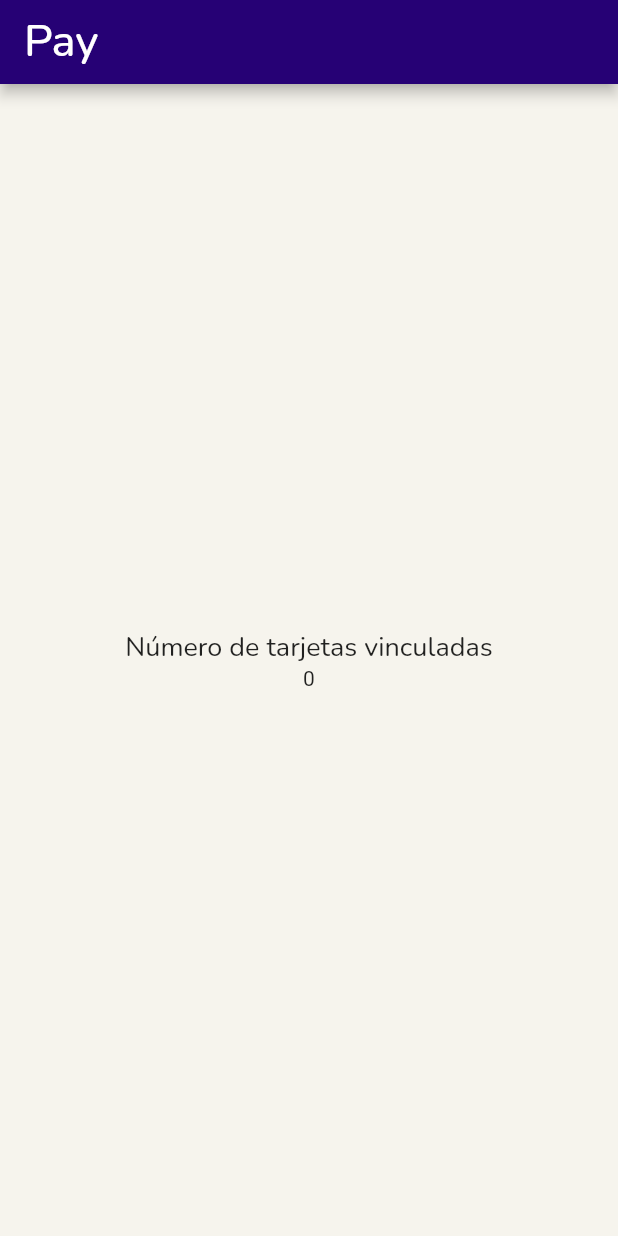
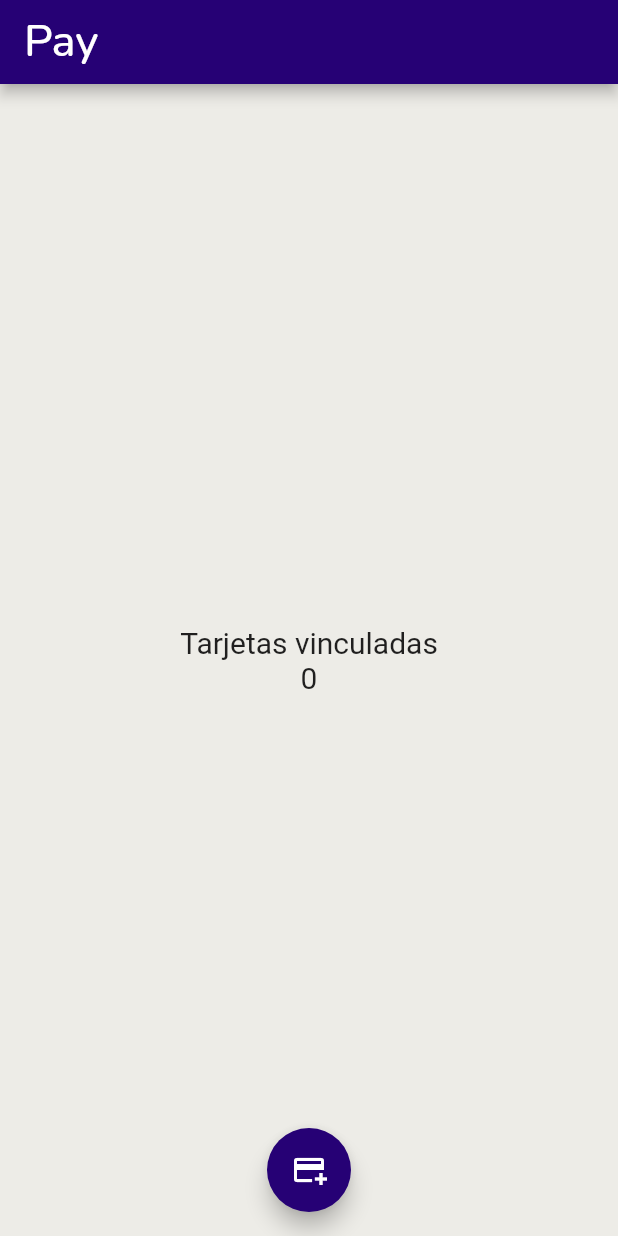
Before and after one commit to DeyciToloza/counter_flutter, a Flutter app: the screen it shows after launch, on a phone screen of 412 x 824 dp. Run offline on Flutter 3.47's test engine with Material 2 defaults, Android fonts, the phone set to English and light mode, and no system bars; our stand-ins replace google_fonts.

Commit message:
HomeScreen terminado

```diff
--- a/lib/screens/home_screen.dart
+++ b/lib/screens/home_screen.dart
@@ -3,14 +3,14 @@ import 'package:flutter/material.dart';
 
 class HomeScreen extends StatelessWidget {
   const HomeScreen({super.key});
-
   @override
   Widget build(BuildContext context) {
-    dynamic colorBackground = const Color.fromARGB(255, 246, 244, 237);
-    dynamic colorAppBar = const Color.fromARGB(255, 38, 1, 117);
+    dynamic colorBackground = const Color.fromARGB(255, 237, 236, 231);
+    dynamic colorApp = const Color.fromARGB(255, 38, 1, 117);
+    const fontSize = TextStyle(fontSize: 20);
     return Scaffold(
       appBar: AppBar(
-        backgroundColor: colorAppBar,
+        backgroundColor: colorApp,
         elevation: 3.8,
         title: Text('Pay', style: GoogleFonts.nunito(fontSize: 30)),
       ),
@@ -18,16 +18,19 @@ class HomeScreen extends StatelessWidget {
       body: Center(
         child: Column(
           mainAxisAlignment: MainAxisAlignment.center,
-
-          ///crossAxisAlignment: CrossAxisAlignment.center,
-          children: <Widget>[
-            Text(
-              "Número de tarjetas vinculadas",
-              style: GoogleFonts.nunito(fontSize: 18),
-            ),
-            const Text("0")
+          children: const [
+            Text("Tarjetas vinculadas", style: fontSize),
+            Text("0", style: fontSize)
           ],
         ),
+      ),
+      floatingActionButtonLocation: FloatingActionButtonLocation.centerFloat,
+      floatingActionButton: FloatingActionButton(
+        backgroundColor: colorApp,
+        child: const Icon(Icons.add_card),
+        onPressed: () {
+          print('Hola mundo');
+        },
       ),
     );
   }
```
